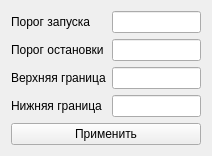
First picture: the form in options.ui, repository krang4d/Agrekola, before the edit.
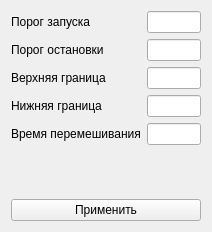
Second picture: the form after the edit.

Commit message: add mix time to Options, rebuild  the setupWidget(),

```diff
--- a/options.ui
+++ b/options.ui
@@ -7,7 +7,7 @@
     <x>0</x>
     <y>0</y>
     <width>212</width>
-    <height>144</height>
+    <height>232</height>
    </rect>
   </property>
   <property name="windowTitle">
@@ -68,6 +68,16 @@
      <item row="1" column="1">
       <widget class="QLineEdit" name="lineEdit_StopDX"/>
      </item>
+     <item row="4" column="0">
+      <widget class="QLabel" name="label_5">
+       <property name="text">
+        <string>Время перемешивания</string>
+       </property>
+      </widget>
+     </item>
+     <item row="4" column="1">
+      <widget class="QLineEdit" name="lineEdit_MIX"/>
+     </item>
     </layout>
    </item>
    <item>
```
The commit also changes 10 other files.
